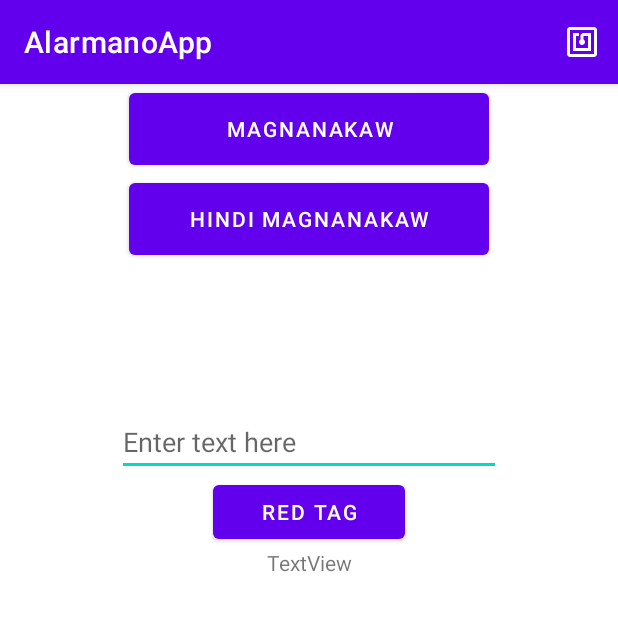
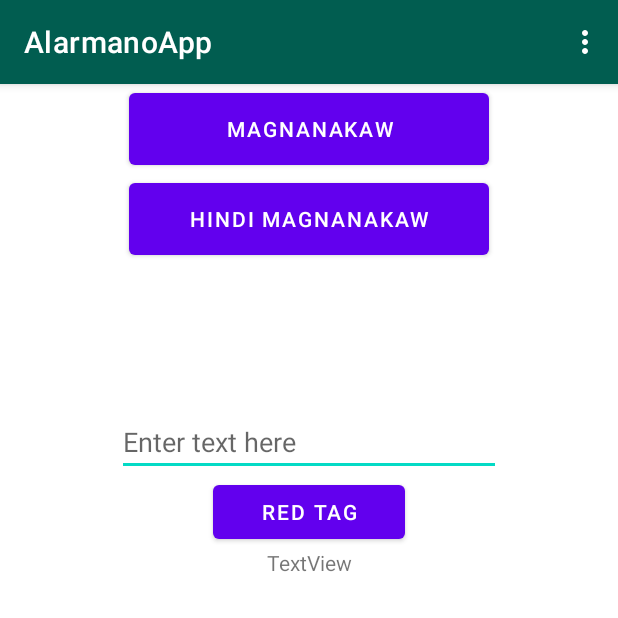
Before and after one commit to llorca-mfs/AlarmanoApp, an Android app: the MainActivity screen opened directly, with no data from a screen before it, on a phone screen of 412 x 824 dp, the top half of it. Run offline under Robolectric (Android 15) with nearby library versions, the phone set to English and light mode, and no system bars; 2 statements that could not run were skipped.

Commit message:
revised options menu, changed app colors programmatically, separated writing feature

```diff
--- a/app/src/main/AndroidManifest.xml
+++ b/app/src/main/AndroidManifest.xml
@@ -10,7 +10,8 @@
         android:label="@string/app_name"
         android:roundIcon="@mipmap/ic_launcher_round"
         android:supportsRtl="true"
-        android:theme="@style/Theme.AlarmanoApp">
+        android:theme="@style/Theme.AlarmanoApp"
+        >
 
         <activity
             android:name=".RedtagActivity"
@@ -20,7 +21,8 @@
 
         <activity
             android:name=".MainActivity"
-            android:exported="true">
+            android:exported="true"
+            android:screenOrientation="portrait">
             <intent-filter>
                 <action android:name="android.intent.action.MAIN" />
 
--- a/app/src/main/res/menu/top_menu.xml
+++ b/app/src/main/res/menu/top_menu.xml
@@ -4,9 +4,18 @@
 
     <item
         android:id="@+id/menu_redtag"
-        android:title="Red Tagger"
-        android:icon="@drawable/ic_nfc"
-        app:showAsAction="ifRoom"
+        android:title="The Red Tagger"
+        app:showAsAction="never"
+        />
+    <item
+        android:id="@+id/menu_unitag"
+        android:title="The UniTagger"
+        app:showAsAction="never"
+        />
+    <item
+        android:id="@+id/menu_about"
+        android:title="About"
+        app:showAsAction="never"
         />
 
 </menu>
--- a/app/src/main/res/values/colors.xml
+++ b/app/src/main/res/values/colors.xml
@@ -6,5 +6,15 @@
     <color name="teal_200">#FF03DAC5</color>
     <color name="teal_700">#FF018786</color>
     <color name="black">#FF000000</color>
+
     <color name="white">#FFFFFFFF</color>
+
+    <color name="beige">#FFfff7e0</color>
+
+    <color name="red_500">#FF951923</color>
+    <color name="red_700">#FF621017</color>
+
+    <color name="green_500">#FF015d50</color>
+    <color name="green_700">#FF00362e</color>
+
 </resources>
```
Also changed, not shown: app/src/main/java/com/makorino/alarmanoapp/MainActivity.java (+27 -9 lines), app/src/main/java/com/makorino/alarmanoapp/RedtagActivity.java (+120 -0 lines), app/src/main/res/layout/activity_redtag.xml (+4 -3 lines).
